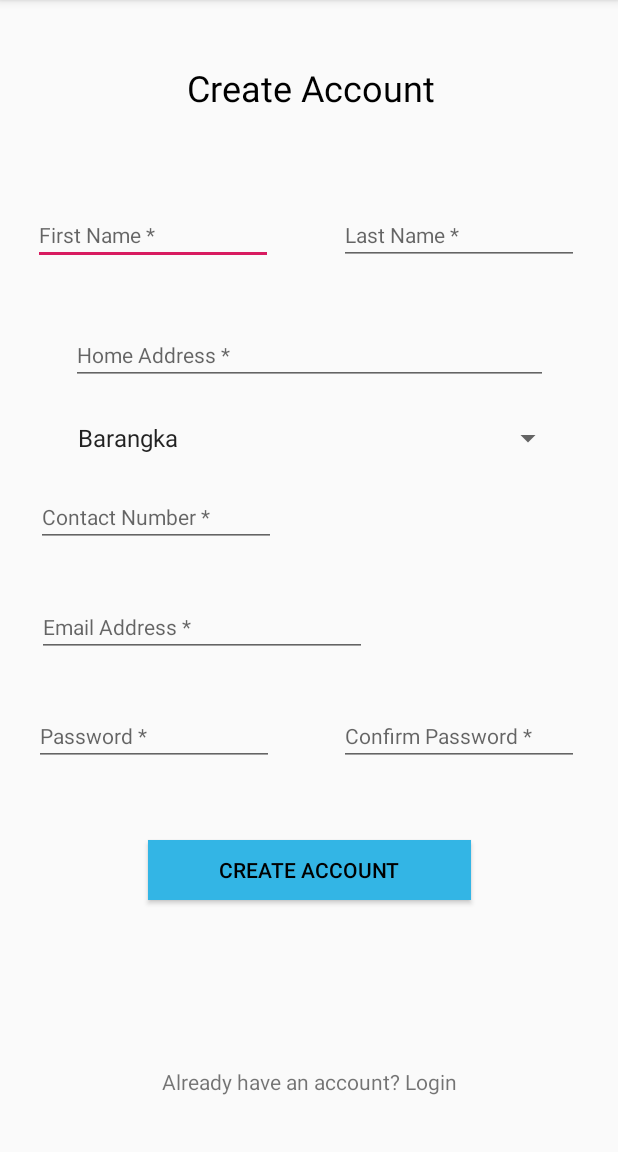
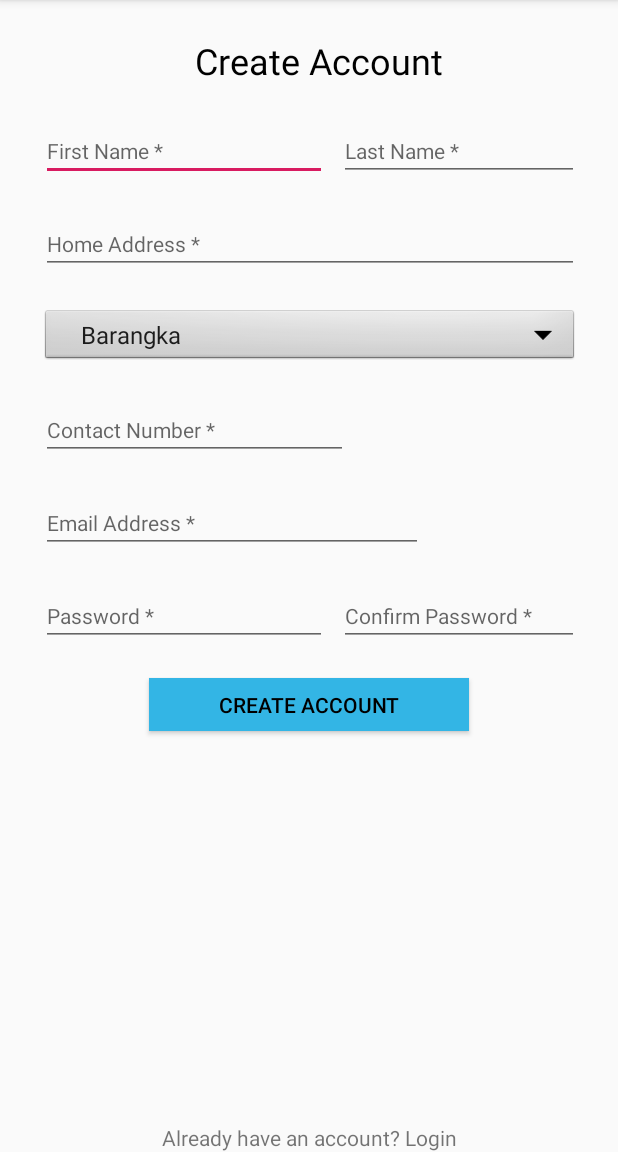
Before and after one commit to enzobugay/Bantay, an Android app: the RegisterActivity screen opened directly, with no data from a screen before it, on a phone screen of 412 x 824 dp, the part 84-1236 px from its top. Run offline under Robolectric (Android 15) with nearby library versions, the phone set to English and light mode, and no system bars; our stand-ins replace Firebase (no records; nobody signed in at launch, a user with empty details on screens opened directly); libraries missing offline, so code that uses them is left out: com.firebase.client.

Commit message:
New change 3/22/19

```diff
--- a/app/src/main/res/layout/activity_register.xml
+++ b/app/src/main/res/layout/activity_register.xml
@@ -6,13 +6,25 @@
     android:layout_height="match_parent"
     tools:context=".RegisterActivity">
 
+    <RelativeLayout
+        android:id="@+id/header"
+        android:layout_width="wrap_content"
+        android:layout_height="wrap_content"
+        android:layout_marginTop="8dp"
+        app:layout_constraintEnd_toEndOf="parent"
+        app:layout_constraintStart_toStartOf="parent"
+        app:layout_constraintTop_toTopOf="parent">
+
         <TextView
             android:id="@+id/textView2"
             android:layout_width="wrap_content"
             android:layout_height="wrap_content"
-        android:layout_marginStart="8dp"
-        android:layout_marginTop="8dp"
-        android:layout_marginEnd="8dp"
+            android:layout_alignParentStart="true"
+            android:layout_alignParentTop="true"
+            android:layout_alignParentEnd="true"
+            android:layout_marginStart="56dp"
+            android:layout_marginTop="16dp"
+            android:layout_marginEnd="43dp"
             android:layout_marginBottom="8dp"
             android:text="Create Account"
             android:textAlignment="center"
@@ -25,15 +37,34 @@
             app:layout_constraintStart_toStartOf="parent"
             app:layout_constraintTop_toTopOf="parent"
             app:layout_constraintVertical_bias="0.047" />
+    </RelativeLayout>
+
+    <ScrollView
+        android:layout_width="match_parent"
+        android:layout_height="0dp"
+        android:layout_below="@+id/header"
+        android:layout_marginTop="8dp"
+        android:layout_marginBottom="8dp"
+        app:layout_constraintBottom_toBottomOf="@+id/relativeLayout"
+        app:layout_constraintEnd_toEndOf="parent"
+        app:layout_constraintStart_toStartOf="parent"
+        app:layout_constraintTop_toBottomOf="@+id/header">
+
+        <RelativeLayout
+            android:layout_width="fill_parent"
+            android:layout_height="fill_parent">
+
 
             <EditText
                 android:id="@+id/createfirstname"
-        android:layout_width="160dp"
+                android:layout_width="wrap_content"
                 android:layout_height="wrap_content"
-        android:layout_marginStart="8dp"
+                android:layout_alignParentStart="true"
+                android:layout_marginStart="27dp"
                 android:layout_marginTop="8dp"
                 android:layout_marginEnd="8dp"
                 android:layout_marginBottom="8dp"
+                android:layout_toStartOf="@+id/createlastname"
                 android:ems="10"
                 android:hint="First Name *"
                 android:inputType="textPersonName|textCapWords"
@@ -47,12 +78,15 @@
 
             <EditText
                 android:id="@+id/createpassword"
-        android:layout_width="160dp"
+                android:layout_width="wrap_content"
                 android:layout_height="wrap_content"
-        android:layout_marginStart="8dp"
-        android:layout_marginTop="8dp"
+                android:layout_below="@+id/createemail"
+                android:layout_alignParentStart="true"
+                android:layout_marginStart="27dp"
+                android:layout_marginTop="14dp"
                 android:layout_marginEnd="8dp"
                 android:layout_marginBottom="8dp"
+                android:layout_toStartOf="@+id/createconfirmpassword"
                 android:ems="10"
                 android:hint="Password *"
                 android:inputType="textPassword"
@@ -66,11 +100,12 @@
 
             <EditText
                 android:id="@+id/createconfirmpassword"
-        android:layout_width="160dp"
+                android:layout_width="wrap_content"
                 android:layout_height="wrap_content"
-        android:layout_marginStart="8dp"
-        android:layout_marginTop="8dp"
-        android:layout_marginEnd="8dp"
+                android:layout_below="@+id/createemail"
+                android:layout_alignParentEnd="true"
+                android:layout_marginTop="14dp"
+                android:layout_marginEnd="26dp"
                 android:layout_marginBottom="8dp"
                 android:ems="10"
                 android:hint="Confirm Password *"
@@ -85,11 +120,14 @@
 
             <EditText
                 android:id="@+id/createemail"
-        android:layout_width="220dp"
+                android:layout_width="wrap_content"
                 android:layout_height="wrap_content"
-        android:layout_marginStart="8dp"
-        android:layout_marginTop="8dp"
-        android:layout_marginEnd="8dp"
+                android:layout_below="@+id/createcontactnumber"
+                android:layout_alignParentStart="true"
+                android:layout_alignParentEnd="true"
+                android:layout_marginStart="27dp"
+                android:layout_marginTop="14dp"
+                android:layout_marginEnd="130dp"
                 android:layout_marginBottom="8dp"
                 android:ems="10"
                 android:hint="Email Address *"
@@ -105,16 +143,19 @@
 
             <EditText
                 android:id="@+id/createcontactnumber"
-        android:layout_width="160dp"
+                android:layout_width="wrap_content"
                 android:layout_height="wrap_content"
-        android:layout_marginStart="8dp"
-        android:layout_marginTop="8dp"
-        android:layout_marginEnd="8dp"
+                android:layout_below="@+id/createbarangay"
+                android:layout_alignParentStart="true"
+                android:layout_alignParentEnd="true"
+                android:layout_marginStart="27dp"
+                android:layout_marginTop="14dp"
+                android:layout_marginEnd="180dp"
                 android:layout_marginBottom="8dp"
+                android:digits="0123456789"
                 android:ems="10"
                 android:hint="Contact Number *"
                 android:inputType="number"
-        android:digits="0123456789"
                 android:textSize="14sp"
                 app:layout_constraintBottom_toBottomOf="parent"
                 app:layout_constraintEnd_toEndOf="parent"
@@ -125,11 +166,14 @@
 
             <EditText
                 android:id="@+id/createhomeaddress"
-        android:layout_width="318dp"
+                android:layout_width="wrap_content"
                 android:layout_height="wrap_content"
-        android:layout_marginStart="8dp"
-        android:layout_marginTop="8dp"
-        android:layout_marginEnd="8dp"
+                android:layout_below="@+id/createfirstname"
+                android:layout_alignParentStart="true"
+                android:layout_alignParentEnd="true"
+                android:layout_marginStart="27dp"
+                android:layout_marginTop="14dp"
+                android:layout_marginEnd="26dp"
                 android:layout_marginBottom="8dp"
                 android:ems="10"
                 android:hint="Home Address *"
@@ -144,11 +188,11 @@
 
             <EditText
                 android:id="@+id/createlastname"
-        android:layout_width="160dp"
+                android:layout_width="wrap_content"
                 android:layout_height="wrap_content"
-        android:layout_marginStart="8dp"
+                android:layout_alignParentEnd="true"
                 android:layout_marginTop="8dp"
-        android:layout_marginEnd="8dp"
+                android:layout_marginEnd="26dp"
                 android:layout_marginBottom="8dp"
                 android:ems="10"
                 android:hint="Last Name *"
@@ -163,12 +207,16 @@
 
             <Spinner
                 android:id="@+id/createbarangay"
-        android:layout_width="340dp"
-        android:layout_height="wrap_content"
-        android:layout_marginStart="8dp"
-        android:layout_marginTop="8dp"
-        android:layout_marginEnd="8dp"
+                android:layout_width="wrap_content"
+                android:layout_height="40dp"
+                android:layout_below="@+id/createhomeaddress"
+                android:layout_alignParentStart="true"
+                android:layout_alignParentEnd="true"
+                android:layout_marginStart="27dp"
+                android:layout_marginTop="14dp"
+                android:layout_marginEnd="26dp"
                 android:layout_marginBottom="8dp"
+                android:background="@android:drawable/btn_dropdown"
                 android:hint="Barangay"
                 android:textSize="10sp"
                 app:layout_constraintBottom_toBottomOf="parent"
@@ -180,12 +228,15 @@
 
             <Button
                 android:id="@+id/createcreate"
-        android:layout_width="215dp"
-        android:layout_height="40dp"
-        android:layout_marginStart="8dp"
-        android:layout_marginTop="8dp"
-        android:layout_marginEnd="8dp"
-        android:layout_marginBottom="8dp"
+                android:layout_width="wrap_content"
+                android:layout_height="35dp"
+                android:layout_alignParentStart="true"
+                android:layout_alignParentTop="true"
+                android:layout_alignParentEnd="true"
+                android:layout_marginStart="99dp"
+                android:layout_marginTop="379dp"
+                android:layout_marginEnd="99dp"
+                android:layout_marginBottom="5dp"
                 android:background="@android:color/holo_blue_light"
                 android:text="Create Account"
                 android:textAllCaps="true"
@@ -197,19 +248,36 @@
                 app:layout_constraintTop_toTopOf="parent"
                 app:layout_constraintVertical_bias="0.775" />
 
+        </RelativeLayout>
+    </ScrollView>
+
+    <RelativeLayout
+        android:id="@+id/relativeLayout"
+        android:layout_width="wrap_content"
+        android:layout_height="wrap_content"
+        app:layout_constraintBottom_toBottomOf="parent"
+        app:layout_constraintEnd_toEndOf="parent"
+        app:layout_constraintHorizontal_bias="0.0"
+        app:layout_constraintStart_toStartOf="parent"
+        app:layout_constraintTop_toTopOf="parent">
+
         <TextView
             android:id="@+id/createlogin"
             android:layout_width="wrap_content"
             android:layout_height="wrap_content"
-        android:layout_marginStart="8dp"
-        android:layout_marginTop="8dp"
-        android:layout_marginEnd="8dp"
-        android:layout_marginBottom="8dp"
+            android:layout_alignParentStart="true"
+            android:layout_alignParentEnd="true"
+            android:layout_alignParentBottom="true"
+            android:layout_marginStart="50dp"
+            android:layout_marginEnd="50dp"
+            android:layout_marginBottom="0dp"
             android:text="Already have an account? Login"
+            android:textAlignment="center"
             app:layout_constraintBottom_toBottomOf="parent"
             app:layout_constraintEnd_toEndOf="parent"
             app:layout_constraintStart_toStartOf="parent"
-        app:layout_constraintTop_toTopOf="parent"
             app:layout_constraintVertical_bias="0.96" />
+    </RelativeLayout>
+
 
 </android.support.constraint.ConstraintLayout>
```
Also changed, not shown: app/src/main/AndroidManifest.xml (+8 -1 lines), app/src/main/java/com/example/bantay/bantay/NewRescueRequest.java (+14 -2 lines), app/src/main/java/com/example/bantay/bantay/RequestFragment.java (+25 -2 lines), app/src/main/java/com/example/bantay/bantay/Service/MyFirebaseMessagingService.java (added, +109 -0 lines). Lines whose indentation alone changed are shown as unchanged.
